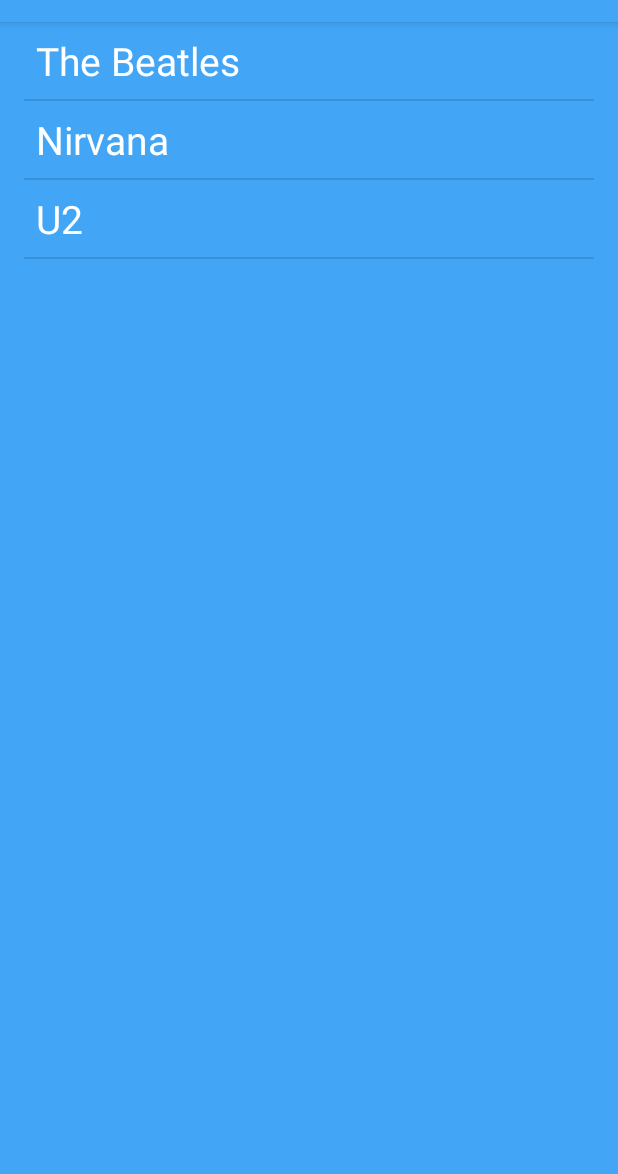
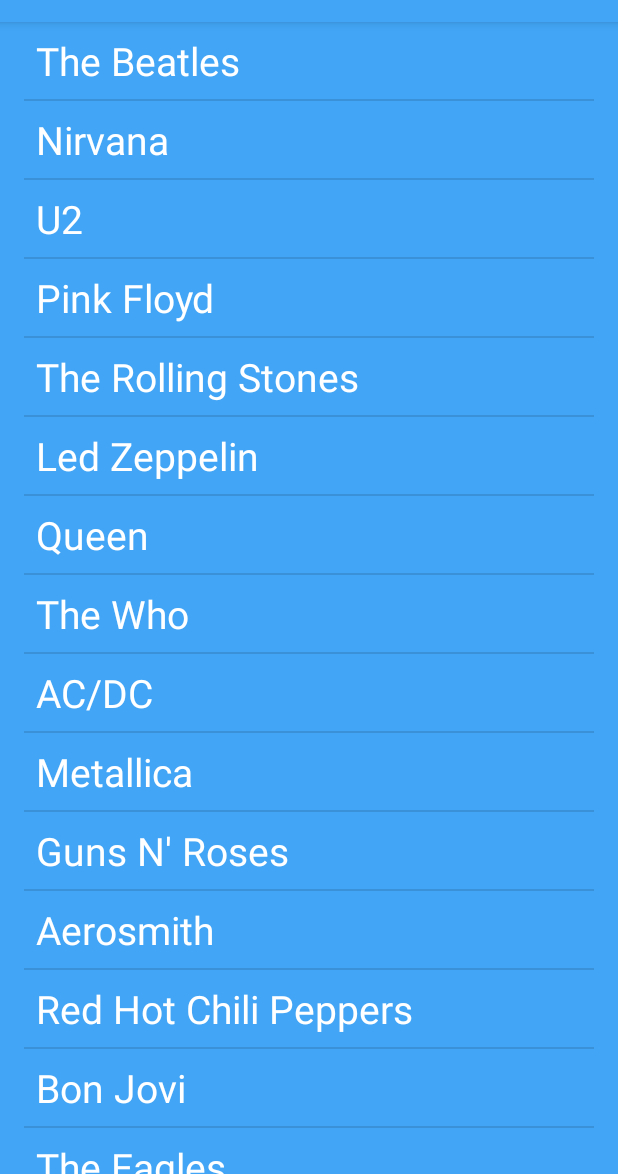
Before and after one commit to joshuawozny/CS-360, an Android app: the screen it shows after launch (MainActivity), on a phone screen of 412 x 824 dp, the part 62-1236 px from its top. Run offline under Robolectric (Android 15) with nearby library versions, the phone set to English and light mode, and no system bars; our stand-ins replace navigation-ui.

Commit message:
Added ChatGPT compiled band data to strings.xml

```diff
--- a/TheBandDatabase/app/src/main/res/values/strings.xml
+++ b/TheBandDatabase/app/src/main/res/values/strings.xml
@@ -1,16 +1,57 @@
+<?xml version="1.0" encoding="utf-8"?>
 <resources>
     <string name="app_name">The Band Database</string>
     <string name="details">Details</string>
-
     <string-array name="bands">
         <item>The Beatles</item>
         <item>Nirvana</item>
         <item>U2</item>
+        <!-- ChatGPT generated data -->
+        <item>Pink Floyd</item>
+        <item>The Rolling Stones</item>
+        <item>Led Zeppelin</item>
+        <item>Queen</item>
+        <item>The Who</item>
+        <item>AC/DC</item>
+        <item>Metallica</item>
+        <item>Guns N\' Roses</item>
+        <item>Aerosmith</item>
+        <item>Red Hot Chili Peppers</item>
+        <item>Bon Jovi</item>
+        <item>The Eagles</item>
+        <item>Fleetwood Mac</item>
+        <item>The Police</item>
+        <item>Coldplay</item>
+        <item>Green Day</item>
+        <item>Radiohead</item>
+        <item>Foo Fighters</item>
+        <item>Linkin Park</item>
+        <item>Maroon 5</item>
     </string-array>
-
     <string-array name="descriptions">
         <item>An English rock band that formed in Liverpool in 1960.</item>
         <item>An American rock band that formed in Washington in 1987.</item>
         <item>An Irish rock band from Dublin that formed in 1976.</item>
+        <!-- ChatGPT generated data -->
+        <item>An English rock band formed in London in 1965, known for their progressive and psychedelic music.</item>
+        <item>An English rock band formed in London in 1962, famous for hits like \'Satisfaction\'.</item>
+        <item>An English rock band formed in London in 1968, known for their heavy, guitar-driven sound.</item>
+        <item>A British rock band formed in London in 1970, known for their elaborate stage shows.</item>
+        <item>An English rock band formed in London in 1964, known for their energetic live performances.</item>
+        <item>An Australian rock band formed in Sydney in 1973, known for their hard rock/blues rock sound.</item>
+        <item>An American heavy metal band formed in Los Angeles in 1981, known for fast tempos and aggressive musicianship.</item>
+        <item>An American hard rock band formed in Los Angeles in 1985, known for their hit \'Sweet Child o\' Mine\'.</item>
+        <item>An American rock band formed in Boston in 1970, known for their blues-based rock music.</item>
+        <item>An American rock band formed in Los Angeles in 1983, known for their funk rock style.</item>
+        <item>An American rock band formed in Sayreville, New Jersey in 1983, known for their anthem \'Livin\' on a Prayer\'.</item>
+        <item>An American rock band formed in Los Angeles in 1971, known for their harmonious sound.</item>
+        <item>A British-American rock band formed in London in 1967, known for their album \'Rumours\'.</item>
+        <item>An English rock band formed in London in 1977, known for their reggae-influenced rock.</item>
+        <item>A British rock band formed in London in 1996, known for their atmospheric sound.</item>
+        <item>An American punk rock band formed in California in 1986, known for their album \'American Idiot\'.</item>
+        <item>An English rock band formed in Oxford in 1985, known for their experimental approach to music.</item>
+        <item>An American rock band formed in Seattle in 1994, started by former Nirvana drummer Dave Grohl.</item>
+        <item>An American rock band formed in California in 1996, known for their fusion of heavy metal and hip hop.</item>
+        <item>An American pop rock band formed in Los Angeles in 1994, known for their catchy pop hits.</item>
     </string-array>
 </resources>
--- a/TheBandDatabase/app/src/main/res/values/themes.xml
+++ b/TheBandDatabase/app/src/main/res/values/themes.xml
@@ -1,3 +1,4 @@
+<?xml version="1.0" encoding="utf-8"?>
 <resources>
     <style name="Theme.TheBandDatabase" parent="Theme.AppCompat.DayNight.DarkActionBar">
         <item name="android:background">@color/blueberry_400</item>
```
